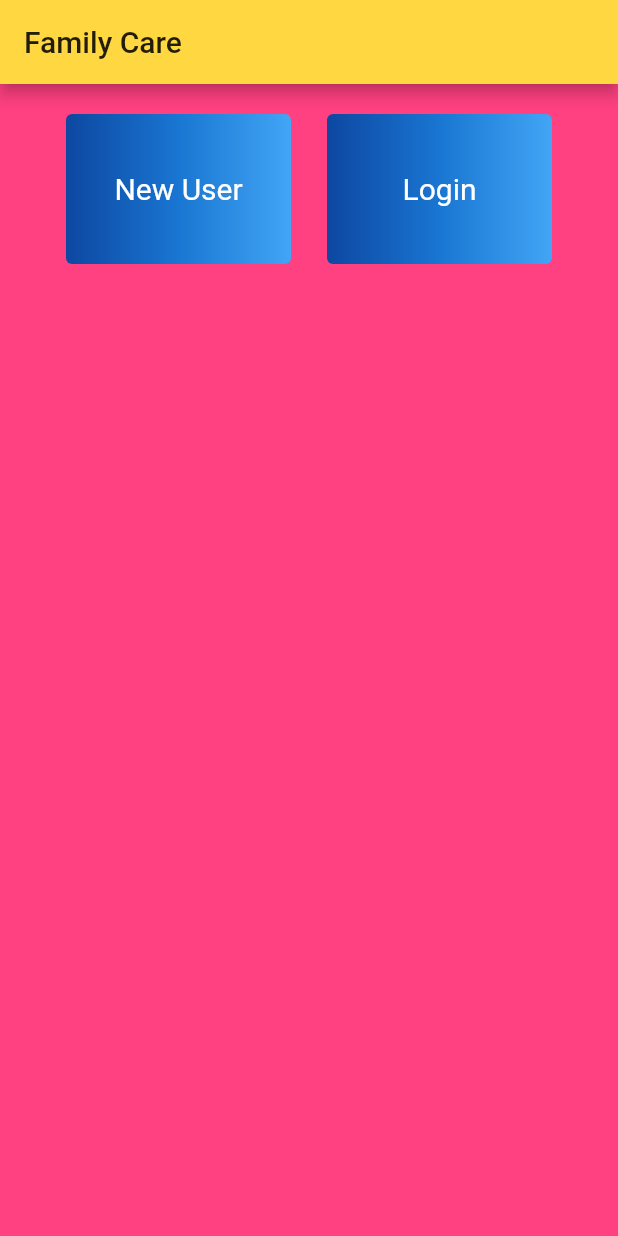
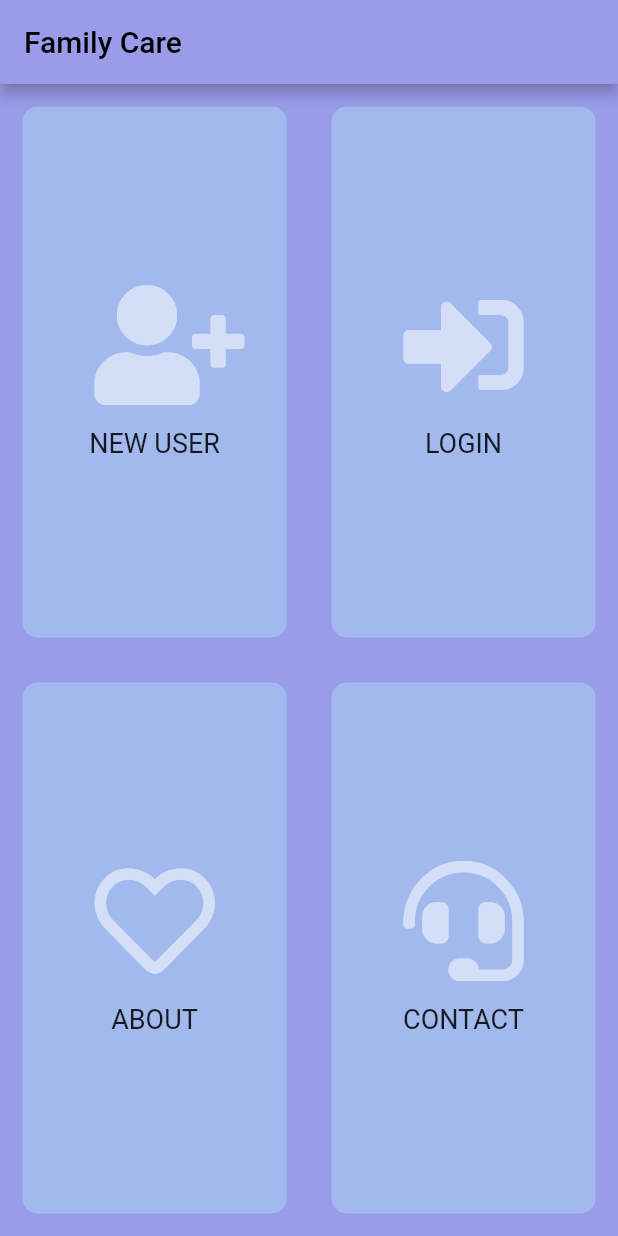
Before and after one commit to filosofisto/family_care_app, a Flutter app: the screen it shows after launch, on a phone screen of 412 x 824 dp. Run offline on Flutter 3.47's test engine with Material 2 defaults, Android fonts, the phone set to English and light mode, and no system bars; our stand-ins replace flutter_secure_storage, font_awesome_flutter.

Commit message:
Applied new style

```diff
--- /dev/null
+++ b/lib/components/default_button.dart
@@ -0,0 +1,30 @@
+import 'package:family_care_app/components/icon_content.dart';
+import 'package:family_care_app/util/constants.dart';
+import 'package:flutter/material.dart';
+
+class DefaultButton extends StatelessWidget {
+
+  final IconData iconData;
+  final String label;
+  final GestureTapCallback? onTap;
+
+  const DefaultButton({required this.iconData, required this.label, this.onTap});
+
+  @override
+  Widget build(BuildContext context) {
+    return GestureDetector(
+      onTap: onTap,
+      child: Container(
+        margin: EdgeInsets.all(15.0),
+        decoration: BoxDecoration(
+          borderRadius: BorderRadius.circular(10.0),
+          color: kButtonColor,
+        ),
+        child: IconContent(
+          iconData: iconData,
+          label: label,
+        ),
+      ),
+    );
+  }
+}
--- /dev/null
+++ b/lib/components/icon_content.dart
@@ -0,0 +1,30 @@
+import 'package:family_care_app/util/constants.dart';
+import 'package:flutter/material.dart';
+
+class IconContent extends StatelessWidget {
+  const IconContent({required this.iconData, required this.label});
+
+  final IconData iconData;
+  final String label;
+
+  @override
+  Widget build(BuildContext context) {
+    return Column(
+      mainAxisAlignment: MainAxisAlignment.center,
+      children: <Widget>[
+        Icon(
+          iconData,
+          size: 80.0,
+          color: Colors.white54,
+        ),
+        SizedBox(
+          height: 15.0,
+        ),
+        Text(
+          label,
+          style: kLabelTextStyle,
+        )
+      ],
+    );
+  }
+}
--- a/lib/main.dart
+++ b/lib/main.dart
@@ -1,6 +1,25 @@
-import 'package:family_care_app/ui/home_ui.dart';
+import 'package:family_care_app/screens/home_screen.dart';
 import 'package:flutter/material.dart';
 
-void main() => runApp(new MaterialApp(
-  home: HomeUI(),
-));
+
+void main() => runApp(App());
+
+class App extends StatelessWidget {
+  const App({Key? key}) : super(key: key);
+
+  ThemeData _theme() {
+    return ThemeData(
+        primaryColor: Color(0xFFA2DCEE),
+        scaffoldBackgroundColor: Color(0xFF9A9CEA),
+        accentColor: Colors.purple,
+        textTheme: TextTheme(bodyText2: TextStyle(color: Colors.white)));
+  }
+
+  @override
+  Widget build(BuildContext context) {
+    return MaterialApp(
+      theme: _theme(),
+      home: HomeScreen(),
+    );
+  }
+}
--- /dev/null
+++ b/lib/screens/home_screen.dart
@@ -0,0 +1,165 @@
+import 'package:family_care_app/components/bottom_button.dart';
+import 'package:family_care_app/components/default_button.dart';
+import 'package:family_care_app/components/icon_content.dart';
+import 'package:family_care_app/components/reusable_card.dart';
+import 'package:family_care_app/components/round_icon_button.dart';
+import 'package:family_care_app/screens/login_screen.dart';
+import 'package:family_care_app/screens/new_user_screen.dart';
+import 'package:family_care_app/util/constants.dart';
+import 'package:flutter/material.dart';
+import 'package:font_awesome_flutter/font_awesome_flutter.dart';
+
+class HomeScreen extends StatefulWidget {
+  const HomeScreen({Key? key}) : super(key: key);
+
+  @override
+  _HomeScreenState createState() => _HomeScreenState();
+}
+
+class _HomeScreenState extends State<HomeScreen> {
+  int _height = 180;
+  int _weight = 100;
+  int _age = 20;
+
+  @override
+  Widget build(BuildContext context) {
+    return Scaffold(
+      appBar: AppBar(
+        title: Text('Family Care', style: TextStyle(color: Colors.black),),
+        backgroundColor: kScaffoldBackgroundColor,
+      ),
+      body: Column(
+        crossAxisAlignment: CrossAxisAlignment.stretch,
+        children: <Widget>[
+          Expanded(
+              child: Row(
+                children: <Widget>[
+                  Expanded(
+                      child: DefaultButton(
+                        onTap: () => Navigator.push(
+                            context,
+                            MaterialPageRoute(
+                                builder: (context) => NewUserScreen())),
+                        iconData: FontAwesomeIcons.userPlus,
+                        label: 'NEW USER',
+                      )),
+                  Expanded(
+                      child: DefaultButton(
+                        onTap: () => Navigator.push(
+                            context,
+                            MaterialPageRoute(
+                                builder: (context) => LoginScreen())),
+                        iconData: FontAwesomeIcons.signInAlt,
+                        label: 'LOGIN',
+                      )),
+                ],
+              )),
+          Expanded(
+              child: Row(
+                children: <Widget>[
+                  Expanded(
+                      child: DefaultButton(
+                        onTap: () { },
+                        iconData: FontAwesomeIcons.heart,
+                        label: 'ABOUT',
+                      )),
+                  Expanded(
+                      child: DefaultButton(
+                        onTap: () { },
+                        iconData: FontAwesomeIcons.headset,
+                        label: 'CONTACT',
+                      )),
+                ],
+              )),
+          // Expanded(
+          //     child: Row(
+          //       children: <Widget>[
+          //         Expanded(
+          //             child: ReusableCard(
+          //               color: kActiveCardColor,
+          //               cardChild: Column(
+          //                 mainAxisAlignment: MainAxisAlignment.center,
+          //                 children: <Widget>[
+          //                   Text(
+          //                     'WEIGHT',
+          //                     style: kLabelTextStyle,
+          //                   ),
+          //                   Text(
+          //                     _weight.toString(),
+          //                     style: kNumberTextStyle,
+          //                   ),
+          //                   Row(
+          //                     mainAxisAlignment: MainAxisAlignment.center,
+          //                     children: [
+          //                       RoundIconButton(
+          //                         iconData: FontAwesomeIcons.minus,
+          //                         onPressed: () {
+          //                           setState(() {
+          //                             _weight--;
+          //                           });
+          //                         },
+          //                       ),
+          //                       SizedBox(
+          //                         width: 10.0,
+          //                       ),
+          //                       RoundIconButton(
+          //                         iconData: FontAwesomeIcons.plus,
+          //                         onPressed: () {
+          //                           setState(() {
+          //                             _weight++;
+          //                           });
+          //                         },
+          //                       )
+          //                     ],
+          //                   )
+          //                 ],
+          //               ),
+          //             )),
+          //         Expanded(
+          //             child: ReusableCard(
+          //               color: kActiveCardColor,
+          //               cardChild: Column(
+          //                 mainAxisAlignment: MainAxisAlignment.center,
+          //                 children: <Widget>[
+          //                   Text(
+          //                     'AGE',
+          //                     style: kLabelTextStyle,
+          //                   ),
+          //                   Text(
+          //                     _age.toString(),
+          //                     style: kNumberTextStyle,
+          //                   ),
+          //                   Row(
+          //                     mainAxisAlignment: MainAxisAlignment.center,
+          //                     children: <Widget>[
+          //                       RoundIconButton(
+          //                         iconData: FontAwesomeIcons.minus,
+          //                         onPressed: () {
+          //                           setState(() {
+          //                             _age--;
+          //                           });
+          //                         },
+          //                       ),
+          //                       SizedBox(
+          //                         width: 10.0,
+          //                       ),
+          //                       RoundIconButton(
+          //                         iconData: FontAwesomeIcons.plus,
+          //                         onPressed: () {
+          //                           setState(() {
+          //                             _age++;
+          //                           });
+          //                         },
+          //                       )
+          //                     ],
+          //                   )
+          //                 ],
+          //               ),
+          //             ))
+          //       ],
+          //     )),
+        ],
+      ),
+    );
+  }
+}
--- a/lib/ui/home_ui.dart
+++ b/lib/screens/home_screen_backup.dart
@@ -1,15 +1,15 @@
-import 'package:family_care_app/ui/login_ui.dart';
-import 'package:family_care_app/ui/new_user_ui.dart';
+import 'package:family_care_app/screens/login_screen.dart';
+import 'package:family_care_app/screens/new_user_screen.dart';
 import 'package:flutter/material.dart';
 
-class HomeUI extends StatefulWidget {
-  const HomeUI({Key? key}) : super(key: key);
+class HomeScreenBackup extends StatefulWidget {
+  const HomeScreenBackup({Key? key}) : super(key: key);
 
   @override
-  _HomeUIState createState() => _HomeUIState();
+  _HomeScreenBackupState createState() => _HomeScreenBackupState();
 }
 
-class _HomeUIState extends State<HomeUI> {
+class _HomeScreenBackupState extends State<HomeScreenBackup> {
   @override
   Widget build(BuildContext context) {
     const _buttonTextStyle = TextStyle(fontSize: 20, color: Colors.black87);
@@ -61,7 +61,7 @@ class _HomeUIState extends State<HomeUI> {
                               onPressed: () => Navigator.push(
                                   context,
                                   MaterialPageRoute(
-                                      builder: (context) => NewUserUI())),
+                                      builder: (context) => NewUserScreen())),
                               child: const Text('New User'),
                             ),
                           ),
@@ -101,7 +101,7 @@ class _HomeUIState extends State<HomeUI> {
                               onPressed: () => Navigator.push(
                                   context,
                                   MaterialPageRoute(
-                                      builder: (context) => LoginUI())),
+                                      builder: (context) => LoginScreen())),
                               child: const Text('Login'),
                             ),
                           ),
--- a/pubspec.yaml
+++ b/pubspec.yaml
@@ -28,6 +28,9 @@ dependencies:
   # The following adds the Cupertino Icons font to your application.
   # Use with the CupertinoIcons class for iOS style icons.
   cupertino_icons: ^1.0.2
+  http: ^0.13.4
+  flutter_secure_storage: ^4.2.1
+  font_awesome_flutter: ^9.1.0
 
 dev_dependencies:
   flutter_test:
```
Also changed, not shown: lib/components/bottom_button.dart (added, +29 -0 lines), lib/components/reusable_card.dart (added, +24 -0 lines), lib/components/round_icon_button.dart (added, +25 -0 lines), lib/model/user.dart (added, +18 -0 lines), lib/screens/login_screen.dart (added, +111 -0 lines), lib/screens/new_user_screen.dart (renamed from lib/ui/new_user_ui.dart, +6 -5 lines), lib/services/authentication/auth_input_data.dart (added, +7 -0 lines), lib/services/authentication/auth_output_data.dart (added, +17 -0 lines), lib/services/authentication/authentication.dart (added, +23 -0 lines), lib/services/storage/storage_auth_out_data.dart (added, +40 -0 lines), lib/ui/login_ui.dart (deleted, +0 -70 lines), lib/util/constants.dart (added, +31 -0 lines), pubspec.lock, 2 other files.
